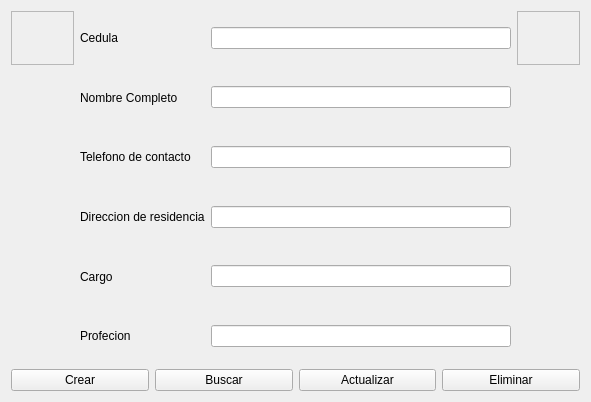
Above: views/qt_files/frame_empleado.ui from AlejoOsorio/BasesDeDatosProyecto before the change. Below: the same form after it.
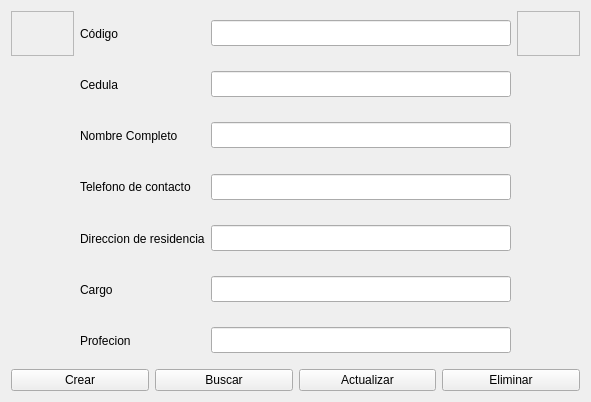
That is the form after the change.

```diff
--- a/views/qt_files/frame_empleado.ui
+++ b/views/qt_files/frame_empleado.ui
@@ -21,7 +21,7 @@
        <property name="maximumSize">
         <size>
          <width>300</width>
-         <height>16777215</height>
+         <height>26</height>
         </size>
        </property>
       </widget>
@@ -45,28 +45,12 @@
        </property>
       </widget>
      </item>
-     <item row="2" column="3">
-      <widget class="QFrame" name="frame_2">
-       <property name="maximumSize">
-        <size>
-         <width>16777215</width>
-         <height>16777215</height>
-        </size>
-       </property>
-       <property name="frameShape">
-        <enum>QFrame::StyledPanel</enum>
-       </property>
-       <property name="frameShadow">
-        <enum>QFrame::Raised</enum>
-       </property>
-      </widget>
-     </item>
      <item row="7" column="2">
       <widget class="QLineEdit" name="lineEdit_6">
        <property name="maximumSize">
         <size>
          <width>300</width>
-         <height>16777215</height>
+         <height>26</height>
         </size>
        </property>
       </widget>
@@ -95,7 +79,7 @@
        <property name="maximumSize">
         <size>
          <width>300</width>
-         <height>16777215</height>
+         <height>26</height>
         </size>
        </property>
       </widget>
@@ -124,7 +108,7 @@
        <property name="maximumSize">
         <size>
          <width>300</width>
-         <height>16777215</height>
+         <height>26</height>
         </size>
        </property>
       </widget>
@@ -134,7 +118,7 @@
        <property name="maximumSize">
         <size>
          <width>300</width>
-         <height>16777215</height>
+         <height>26</height>
         </size>
        </property>
       </widget>
@@ -196,20 +180,14 @@
        </property>
       </widget>
      </item>
-     <item row="2" column="0">
-      <widget class="QFrame" name="frame">
+     <item row="0" column="2">
+      <widget class="QLineEdit" name="lineEdit_7">
        <property name="maximumSize">
         <size>
-         <width>16777215</width>
-         <height>16777215</height>
+         <width>300</width>
+         <height>26</height>
         </size>
        </property>
-       <property name="frameShape">
-        <enum>QFrame::StyledPanel</enum>
-       </property>
-       <property name="frameShadow">
-        <enum>QFrame::Raised</enum>
-       </property>
       </widget>
      </item>
      <item row="2" column="2">
@@ -217,8 +195,59 @@
        <property name="maximumSize">
         <size>
          <width>300</width>
+         <height>26</height>
+        </size>
+       </property>
+      </widget>
+     </item>
+     <item row="0" column="0">
+      <widget class="QFrame" name="frame">
+       <property name="maximumSize">
+        <size>
+         <width>16777215</width>
          <height>16777215</height>
         </size>
+       </property>
+       <property name="frameShape">
+        <enum>QFrame::StyledPanel</enum>
+       </property>
+       <property name="frameShadow">
+        <enum>QFrame::Raised</enum>
+       </property>
+      </widget>
+     </item>
+     <item row="0" column="1">
+      <widget class="QLabel" name="label_7">
+       <property name="sizePolicy">
+        <sizepolicy hsizetype="Preferred" vsizetype="Expanding">
+         <horstretch>0</horstretch>
+         <verstretch>0</verstretch>
+        </sizepolicy>
+       </property>
+       <property name="maximumSize">
+        <size>
+         <width>300</width>
+         <height>16777215</height>
+        </size>
+       </property>
+       <property name="text">
+        <string>Código</string>
+       </property>
+      </widget>
+     </item>
+     <item row="0" column="3">
+      <widget class="QFrame" name="frame_2">
+       <property name="maximumSize">
+        <size>
+         <width>16777215</width>
+         <height>16777215</height>
+        </size>
+       </property>
+       <property name="frameShape">
+        <enum>QFrame::StyledPanel</enum>
+       </property>
+       <property name="frameShadow">
+        <enum>QFrame::Raised</enum>
        </property>
       </widget>
      </item>
```
Left out of the diff: 12 changed lines with no effect on the pictures.
